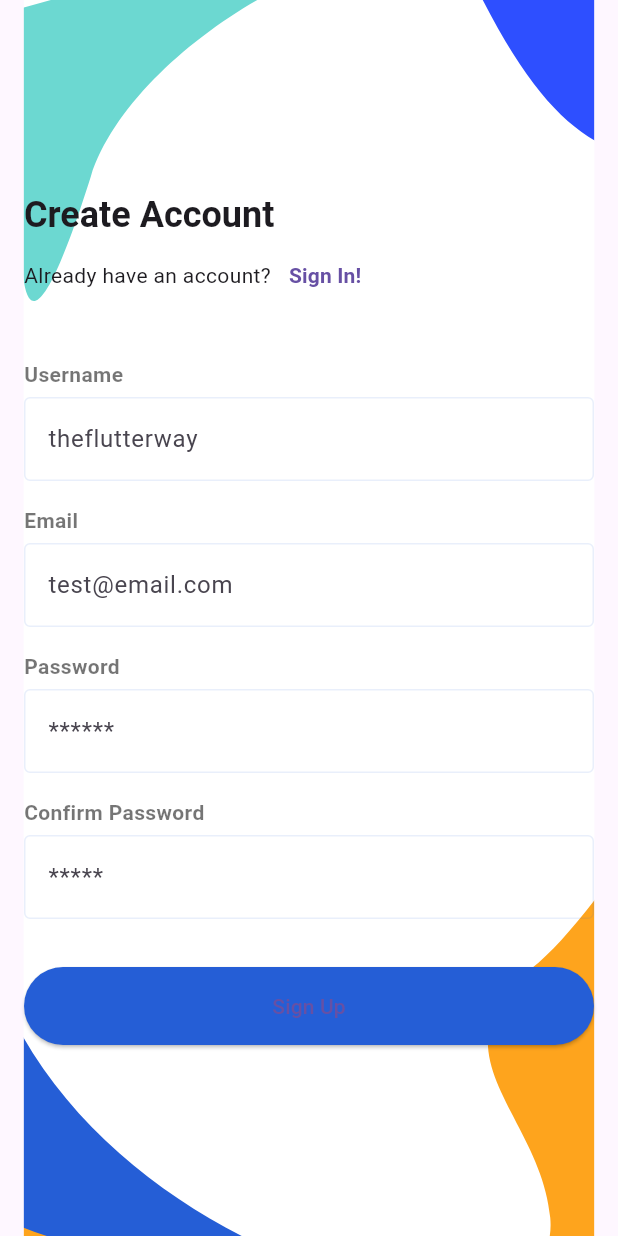
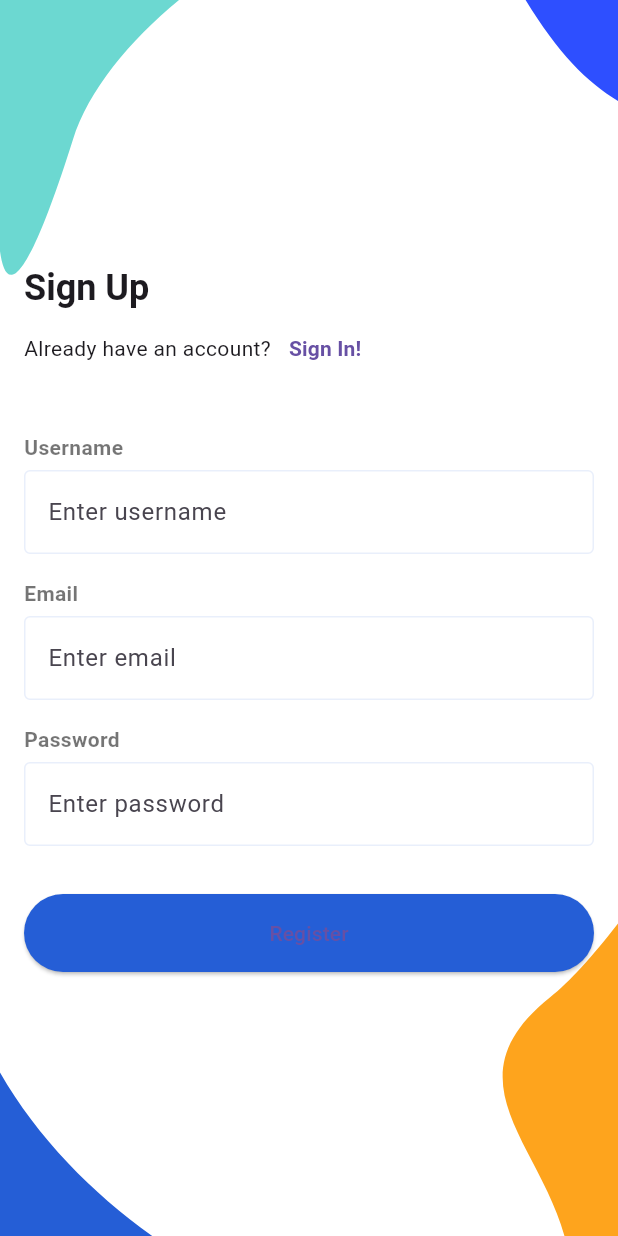
Before and after one commit to nourou21/health-apk, a Flutter app: the screen it shows after launch, after a tap on "Sign Up", on a phone screen of 412 x 824 dp. Run offline on Flutter 3.47's test engine with Material 3 defaults, Android fonts, the phone set to English and light mode, and no system bars; our stand-ins replace firebase_auth, firebase_core, flutter_svg, form_field_validator; accounts and stored records are empty.

Commit message:
signup and signIn fixed

```diff
--- a/lib/auth/sign_up_screen.dart
+++ b/lib/auth/sign_up_screen.dart
@@ -1,12 +1,17 @@
 import 'package:flutter/material.dart';
-import 'package:flutter_application_1/auth/components/sign_in_form.dart';
 import 'package:flutter_application_1/constants.dart';
-import 'package:flutter_svg/svg.dart';
+import 'package:flutter_svg/flutter_svg.dart';
 import 'package:form_field_validator/form_field_validator.dart';
 import 'package:firebase_auth/firebase_auth.dart';
 
-class SignUpScreen extends StatelessWidget {
+class SignUpScreen extends StatefulWidget {
+  @override
+  _SignUpScreenState createState() => _SignUpScreenState();
+}
+
+class _SignUpScreenState extends State<SignUpScreen> {
   final _formKey = GlobalKey<FormState>();
+  late String _userName, _email, _password;
 
   @override
   Widget build(BuildContext context) {
@@ -18,6 +23,7 @@ class SignUpScreen extends StatelessWidget {
           SvgPicture.asset(
             "assets/icons/Sign_Up_bg.svg",
             height: MediaQuery.of(context).size.height,
+            fit: BoxFit.cover,
           ),
           Center(
             child: SafeArea(
@@ -27,7 +33,7 @@ class SignUpScreen extends StatelessWidget {
                   crossAxisAlignment: CrossAxisAlignment.start,
                   children: [
                     Text(
-                      "Create Account",
+                      "Sign Up",
                       style: Theme.of(context)
                           .textTheme
                           .headlineSmall!
@@ -37,12 +43,7 @@ class SignUpScreen extends StatelessWidget {
                       children: [
                         Text("Already have an account?"),
                         TextButton(
-                          onPressed: () => Navigator.push(
-                            context,
-                            MaterialPageRoute(
-                              builder: (context) => SignInScreen(),
-                            ),
-                          ),
+                          onPressed: () => Navigator.pop(context),
                           child: Text(
                             "Sign In!",
                             style: TextStyle(fontWeight: FontWeight.bold),
@@ -51,25 +52,13 @@ class SignUpScreen extends StatelessWidget {
                       ],
                     ),
                     const SizedBox(height: defaultPadding * 2),
-                    SignUpForm(formKey: _formKey),
+                    _buildSignUpForm(),
                     const SizedBox(height: defaultPadding * 2),
                     SizedBox(
                       width: double.infinity,
                       child: ElevatedButton(
-                        onPressed: () async {
-                          if (_formKey.currentState!.validate()) {
-                            _formKey.currentState!.save();
-                            // Call your sign-up method here and handle success or error
-                            String message = await SignUpForm(formKey: _formKey)
-                                .signUp(context);
-                            ScaffoldMessenger.of(context).showSnackBar(
-                              SnackBar(
-                                content: Text(message),
-                              ),
-                            );
-                          }
-                        },
-                        child: Text("Sign Up"),
+                        onPressed: _signUp,
+                        child: Text("Register"),
                       ),
                     ),
                   ],
@@ -81,95 +70,72 @@ class SignUpScreen extends StatelessWidget {
       ),
     );
   }
-}
 
-class SignUpForm extends StatelessWidget {
-  SignUpForm({
-    Key? key,
-    required this.formKey,
-  }) : super(key: key);
-
-  final GlobalKey<FormState> formKey;
-
-  late String _userName, _email, _password;
-
-  @override
-  Widget build(BuildContext context) {
+  Widget _buildSignUpForm() {
     return Form(
-      key: formKey,
+      key: _formKey,
       child: Column(
         crossAxisAlignment: CrossAxisAlignment.start,
         children: [
-          TextFieldName(text: "Username"),
+          TextFieldLabel(text: "Username"),
           TextFormField(
-            decoration: InputDecoration(hintText: "theflutterway"),
+            decoration: InputDecoration(hintText: "Enter username"),
             validator: RequiredValidator(errorText: "Username is required"),
             onSaved: (username) => _userName = username!,
           ),
           const SizedBox(height: defaultPadding),
-          TextFieldName(text: "Email"),
+          TextFieldLabel(text: "Email"),
           TextFormField(
             keyboardType: TextInputType.emailAddress,
-            decoration: InputDecoration(hintText: "test@email.com"),
-            validator: EmailValidator(errorText: "Use a valid email!"),
+            decoration: InputDecoration(hintText: "Enter email"),
+            validator: EmailValidator(errorText: "Please enter a valid email"),
             onSaved: (email) => _email = email!,
           ),
           const SizedBox(height: defaultPadding),
-          TextFieldName(text: "Password"),
+          TextFieldLabel(text: "Password"),
           TextFormField(
             obscureText: true,
-            decoration: InputDecoration(hintText: "******"),
-            validator: passwordValidator,
+            decoration: InputDecoration(hintText: "Enter password"),
+            validator: MinLengthValidator(6,
+                errorText: "Minimum 6 characters required"),
             onSaved: (password) => _password = password!,
-          ),
-          const SizedBox(height: defaultPadding),
-          TextFieldName(text: "Confirm Password"),
-          TextFormField(
-            obscureText: true,
-            decoration: InputDecoration(hintText: "*****"),
-            validator: (pass) =>
-                MatchValidator(errorText: "Passwords do not match")
-                    .validateMatch(pass!, _password),
           ),
         ],
       ),
     );
   }
 
-  // Handle sign-up logic with Firebase
-  Future<String> signUp(BuildContext context) async {
-    // Notify user that registration is in progress
-    ScaffoldMessenger.of(context).showSnackBar(
-      SnackBar(
-        content: Text('Registering... Please wait.'),
-        duration: Duration(seconds: 2), // Show for 2 seconds
-      ),
-    );
+  Future<void> _signUp() async {
+    if (_formKey.currentState!.validate()) {
+      _formKey.currentState!.save();
 
-    try {
-      UserCredential userCredential =
-          await FirebaseAuth.instance.createUserWithEmailAndPassword(
-        email: _email,
-        password: _password,
-      );
+      try {
+        UserCredential userCredential = await FirebaseAuth.instance
+            .createUserWithEmailAndPassword(email: _email, password: _password);
 
-      // Send email verification
-      await userCredential.user!.sendEmailVerification();
+        await userCredential.user!.sendEmailVerification();
+        await userCredential.user!.updateDisplayName(_userName);
 
-      // Optionally, save the username in Firestore if needed
-      await userCredential.user!.updateDisplayName(_userName);
-
-      // Notify user of successful registration
-      return 'Registration successful! A verification email has been sent.';
-    } on FirebaseAuthException catch (e) {
-      // Handle errors (e.g., display error messages)
-      return 'Registration failed: ${e.message}';
+        // Show success SnackBar
+        ScaffoldMessenger.of(context).showSnackBar(
+          SnackBar(
+            content: Text('Sign-up successful! Please verify your email.'),
+            backgroundColor: Colors.green,
+          ),
+        );
+        Navigator.pop(context);
+      } on FirebaseAuthException catch (e) {
+        // Display error message
+        ScaffoldMessenger.of(context).showSnackBar(
+          SnackBar(content: Text('Sign-up failed: ${e.message}')),
+        );
+      }
     }
   }
 }
 
-class TextFieldName extends StatelessWidget {
-  const TextFieldName({
+class TextFieldLabel extends StatelessWidget {
+  const TextFieldLabel({
     Key? key,
     required this.text,
   }) : super(key: key);
```
Also changed, not shown: lib/auth/components/sign_in_form.dart (+74 -92 lines).
